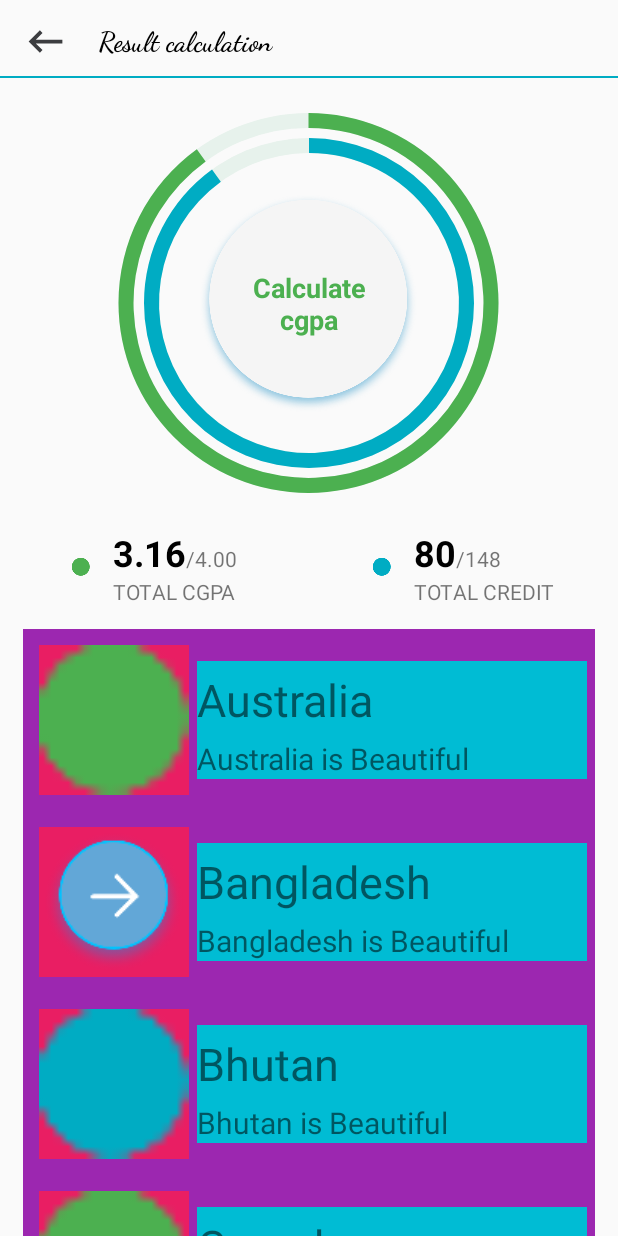
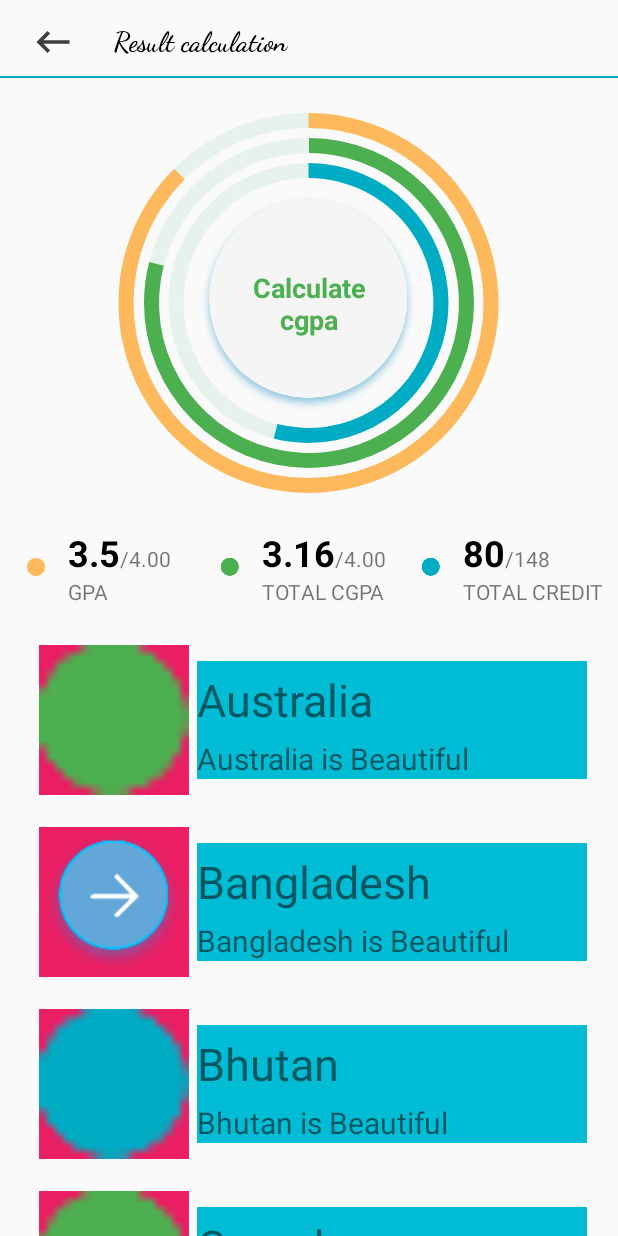
Before and after one commit to Arafat6462/AIUB-Student, an Android app: the fragment ResultCalculationFragment placed in its activity, on a phone screen of 412 x 824 dp. Run offline under Robolectric (Android 15) with nearby library versions, the phone set to English and light mode, and no system bars; libraries missing offline, so code that uses them is left out: com.github.mikephil.charting; 68 statements that could not run were skipped.

Commit message:
solve nested scrollview problem in result calculatin and change design

```diff
--- a/AIUBStudent/app/src/main/java/com/arafat6462/aiubstudent/ResultCalculationFragment.java
+++ b/AIUBStudent/app/src/main/java/com/arafat6462/aiubstudent/ResultCalculationFragment.java
@@ -1,5 +1,6 @@
 package com.arafat6462.aiubstudent;
 
+import android.animation.ObjectAnimator;
 import android.os.Bundle;
 
 import androidx.fragment.app.Fragment;
@@ -10,9 +11,16 @@ import android.view.LayoutInflater;
 import android.view.View;
 import android.view.ViewGroup;
 import android.widget.ImageView;
+import android.widget.ProgressBar;
 
 
 public class ResultCalculationFragment extends Fragment {
+
+    // for progressBar
+    private ProgressBar progressBarBlue, progressBarGreen,progressBarYellow;
+    ObjectAnimator progressAnimatorBlue, progressAnimatorGreen,progressAnimatorYellow;
+
+
     // find all image,string and other all elements
     int[] images = {R.drawable.green_progressbar_indicator_dot, R.drawable.login_page_image_submit, R.drawable.blue_progressbar_indicator_dot,
             R.drawable.green_progressbar_indicator_dot, R.drawable.login_page_image_submit, R.drawable.blue_progressbar_indicator_dot};
@@ -22,10 +30,32 @@ public class ResultCalculationFragment extends Fragment {
 
 
     @Override
-    public View onCreateView(LayoutInflater inflater, ViewGroup container,
-                             Bundle savedInstanceState) {
+    public View onCreateView(LayoutInflater inflater, ViewGroup container, Bundle savedInstanceState) {
         // Inflate the layout for this fragment
         View view = inflater.inflate(R.layout.fragment_result_calculation, container, false);
+
+
+        /////////////// progress bar /////////////
+        double progressBarBlueProgress = 80 * 100 / 148, progressBarGreenProgress = 3.16 * 100 / 4, progressBarYellowProgress = 3.5 * 100 / 4; // set this value as credit and cgpa
+
+        progressBarBlue = view.findViewById(R.id.progressBarBlue);
+        progressBarGreen = view.findViewById(R.id.progressBarGreen);
+        progressBarYellow = view.findViewById(R.id.progressBarYellow);
+
+        progressBarBlue.setMax(100 * 100);
+        progressBarGreen.setMax(100 * 100);
+        progressBarYellow.setMax(100 * 100);
+        progressAnimatorBlue = ObjectAnimator.ofInt(progressBarBlue, "progress", progressBarBlue.getProgress(), (int) (progressBarBlueProgress * 100));
+        progressAnimatorGreen = ObjectAnimator.ofInt(progressBarGreen, "progress", progressBarGreen.getProgress(), (int) (progressBarGreenProgress * 100));
+        progressAnimatorYellow = ObjectAnimator.ofInt(progressBarYellow, "progress", progressBarYellow.getProgress(), (int) (progressBarYellowProgress * 100));
+        progressAnimatorBlue.setDuration(1500);
+        progressAnimatorGreen.setDuration(1500);
+        progressAnimatorYellow.setDuration(1500);
+        progressAnimatorBlue.start();
+        progressAnimatorGreen.start();
+        progressAnimatorYellow.start();
+/////////////// progress bar end /////////////
+
 
         ///////////
         recyclerView = view.findViewById(R.id.ResultCalculationRecyclerView);
--- a/AIUBStudent/app/src/main/res/layout/fragment_dashboard.xml
+++ b/AIUBStudent/app/src/main/res/layout/fragment_dashboard.xml
@@ -97,6 +97,7 @@
                     android:layout_width="wrap_content"
                     android:layout_height="wrap_content"
                     android:src="@drawable/progressbar_center_image"
+
                     app:layout_constraintBottom_toBottomOf="@id/progressBarBlue"
                     app:layout_constraintEnd_toEndOf="@+id/progressBarBlue"
                     app:layout_constraintStart_toStartOf="@+id/progressBarBlue"
--- a/AIUBStudent/app/src/main/res/layout/fragment_result_calculation.xml
+++ b/AIUBStudent/app/src/main/res/layout/fragment_result_calculation.xml
@@ -37,8 +37,9 @@
 
                     <ImageView
                         android:id="@+id/back_button_on_calculate_result"
-                        android:layout_width="30dp"
-                        android:layout_height="30dp"
+                        android:layout_width="40dp"
+                        android:layout_height="40dp"
+                        android:padding="5dp"
                         android:layout_gravity="center_vertical"
                         android:layout_marginLeft="15dp"
                         android:src="@drawable/ic_baseline_keyboard_backspace_24" />
@@ -71,8 +72,8 @@
                     android:layout_gravity="center_horizontal">
 
                     <ProgressBar
-                        android:id="@+id/progressBarGreen"
-                        style="@style/circularProgressBarGreen"
+                        android:id="@+id/progressBarYellow"
+                        style="@style/circularProgressBarYellow"
                         android:layout_width="350dp"
                         android:layout_height="0dp"
 
@@ -83,21 +84,34 @@
                         app:layout_constraintTop_toTopOf="parent" />
 
                     <ProgressBar
-                        android:id="@+id/progressBarBlue"
-                        style="@style/circularProgressBarBlue"
+                        android:id="@+id/progressBarGreen"
+                        style="@style/circularProgressBarGreen"
                         android:layout_width="300dp"
                         android:layout_height="300dp"
                         android:progress="90"
 
+                        app:layout_constraintBottom_toBottomOf="@+id/progressBarYellow"
+                        app:layout_constraintEnd_toEndOf="@+id/progressBarYellow"
+                        app:layout_constraintStart_toStartOf="@+id/progressBarYellow"
+                        app:layout_constraintTop_toTopOf="@+id/progressBarYellow" />
+
+                    <ProgressBar
+                        android:id="@+id/progressBarBlue"
+                        style="@style/circularProgressBarBlue"
+                        android:layout_width="250dp"
+                        android:layout_height="0dp"
+
+                        android:progress="90"
                         app:layout_constraintBottom_toBottomOf="@+id/progressBarGreen"
                         app:layout_constraintEnd_toEndOf="@+id/progressBarGreen"
                         app:layout_constraintStart_toStartOf="@+id/progressBarGreen"
                         app:layout_constraintTop_toTopOf="@+id/progressBarGreen" />
 
+
                     <ImageView
                         android:id="@+id/calculateCgpaButtonImageView"
-                        android:layout_width="wrap_content"
-                        android:layout_height="wrap_content"
+                        android:layout_width="150dp"
+                        android:layout_height="150dp"
                         android:src="@drawable/progressbar_center_image"
                         app:layout_constraintBottom_toBottomOf="@id/progressBarBlue"
                         app:layout_constraintEnd_toEndOf="@+id/progressBarBlue"
@@ -134,7 +148,14 @@
                         android:layout_width="wrap_content"
                         android:layout_height="wrap_content"
                         android:orientation="vertical"
-                        app:layout_constraintGuide_percent="0.5" />
+                        app:layout_constraintGuide_percent=".32" />
+
+                    <androidx.constraintlayout.widget.Guideline
+                        android:id="@+id/guideline2"
+                        android:layout_width="wrap_content"
+                        android:layout_height="wrap_content"
+                        android:orientation="vertical"
+                        app:layout_constraintGuide_percent=".66" />
 
                     <androidx.constraintlayout.widget.ConstraintLayout
                         android:layout_width="wrap_content"
@@ -143,6 +164,64 @@
                         app:layout_constraintBottom_toBottomOf="parent"
                         app:layout_constraintEnd_toStartOf="@+id/guideline"
                         app:layout_constraintStart_toStartOf="parent"
+                        app:layout_constraintTop_toTopOf="parent">
+
+                        <ImageView
+                            android:id="@+id/imageView5"
+                            android:layout_width="wrap_content"
+                            android:layout_height="wrap_content"
+                            android:src="@drawable/yellow_progressbar_indicator_dot"
+
+                            app:layout_constraintBottom_toBottomOf="parent"
+                            app:layout_constraintLeft_toLeftOf="parent"
+                            app:layout_constraintTop_toTopOf="parent" />
+
+                        <LinearLayout
+                            android:id="@+id/linearLayout5"
+                            android:layout_width="wrap_content"
+                            android:layout_height="wrap_content"
+                            android:layout_marginLeft="15dp"
+                            android:orientation="horizontal"
+                            app:layout_constraintStart_toEndOf="@+id/imageView5"
+                            app:layout_constraintTop_toTopOf="parent">
+
+                            <TextView
+                                android:id="@+id/student_this_semester_cgpa"
+                                android:layout_width="wrap_content"
+                                android:layout_height="wrap_content"
+                                android:text="3.5"
+                                android:textColor="@color/black"
+                                android:textSize="24sp"
+                                android:textStyle="bold" />
+
+                            <TextView
+                                android:id="@+id/max_this_semester_cgpa_four"
+                                android:layout_width="wrap_content"
+                                android:layout_height="wrap_content"
+                                android:text="/4.00" />
+
+                        </LinearLayout>
+
+                        <TextView
+                            android:id="@+id/title_of_total_gpa"
+                            android:layout_width="wrap_content"
+                            android:layout_height="wrap_content"
+                            android:layout_marginLeft="15dp"
+                            android:layout_weight="1"
+                            android:text="GPA"
+                            app:layout_constraintStart_toEndOf="@+id/imageView5"
+                            app:layout_constraintTop_toBottomOf="@+id/linearLayout5" />
+
+                    </androidx.constraintlayout.widget.ConstraintLayout>
+
+
+                    <androidx.constraintlayout.widget.ConstraintLayout
+                        android:layout_width="wrap_content"
+                        android:layout_height="match_parent"
+
+                        app:layout_constraintBottom_toBottomOf="parent"
+                        app:layout_constraintEnd_toStartOf="@+id/guideline2"
+                        app:layout_constraintStart_toStartOf="@+id/guideline"
                         app:layout_constraintTop_toTopOf="parent">
 
                         <ImageView
@@ -198,7 +277,7 @@
                         android:layout_height="match_parent"
                         app:layout_constraintBottom_toBottomOf="parent"
                         app:layout_constraintEnd_toEndOf="parent"
-                        app:layout_constraintStart_toStartOf="@+id/guideline"
+                        app:layout_constraintStart_toStartOf="@+id/guideline2"
                         app:layout_constraintTop_toTopOf="parent">
 
                         <ImageView
@@ -255,11 +334,11 @@
 
 
             <androidx.recyclerview.widget.RecyclerView
-                android:background="#9C27B0"
-                android:layout_width="match_parent"
-                android:layout_height="800dp"
+                 android:layout_width="match_parent"
+                android:layout_height="1000dp"
                 android:layout_margin="15dp"
                 android:id="@+id/ResultCalculationRecyclerView"
+                android:nestedScrollingEnabled="false"
                 >
 
             </androidx.recyclerview.widget.RecyclerView>
```
Also changed, not shown: AIUBStudent/app/src/main/java/com/arafat6462/aiubstudent/DashboardFragment.java (+43 -57 lines), AIUBStudent/app/src/main/res/drawable-hdpi/yellow_progressbar_indicator_dot.png (added), AIUBStudent/app/src/main/res/drawable-ldpi/yellow_progressbar_indicator_dot.png (added), AIUBStudent/app/src/main/res/drawable-mdpi/yellow_progressbar_indicator_dot.png (added), AIUBStudent/app/src/main/res/drawable-xhdpi/yellow_progressbar_indicator_dot.png (added), AIUBStudent/app/src/main/res/drawable-xxhdpi/yellow_progressbar_indicator_dot.png (added), AIUBStudent/app/src/main/res/drawable-xxxhdpi/yellow_progressbar_indicator_dot.png (added).
